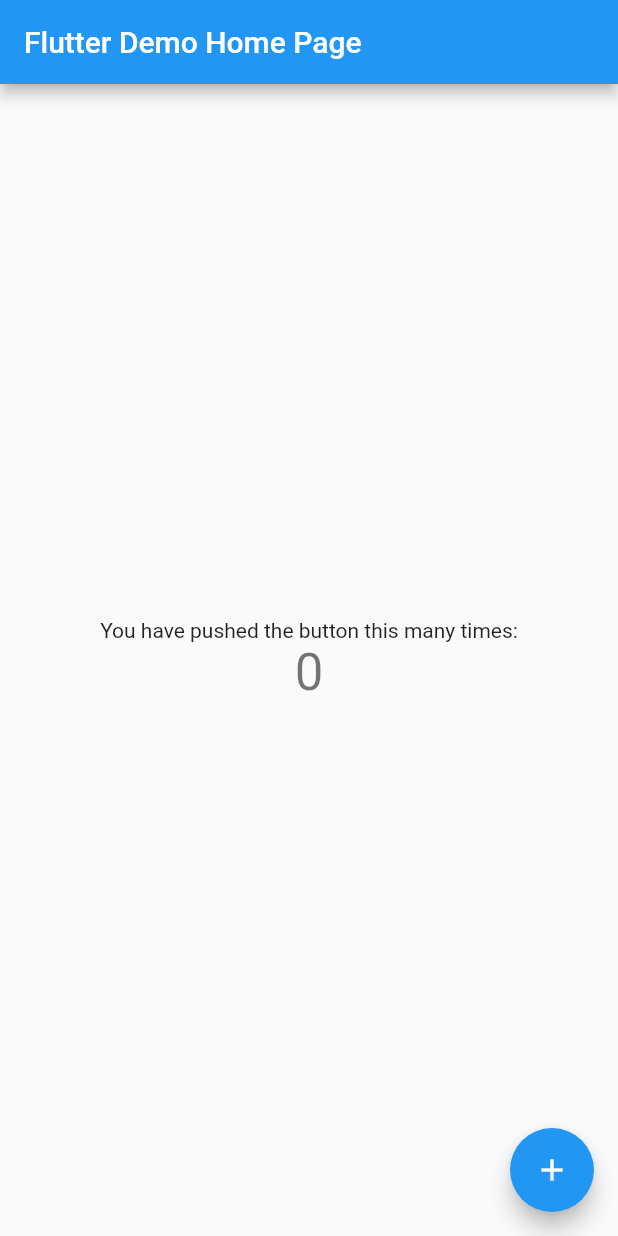
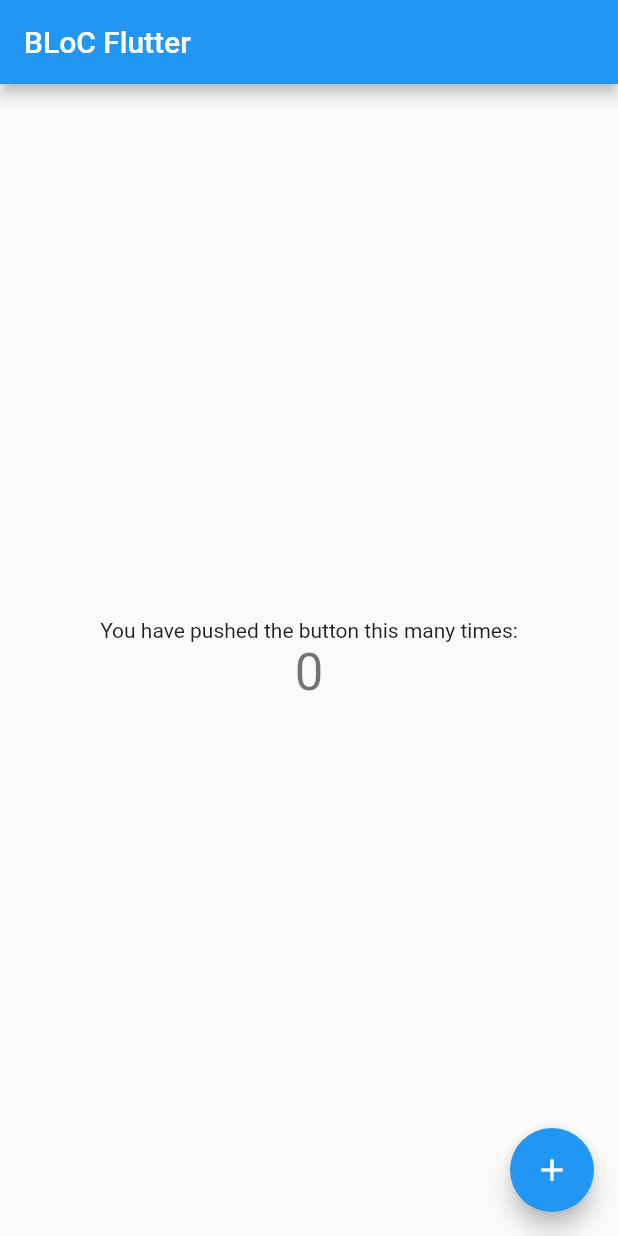
Before and after one commit to darryllaeria/bloc_flutter, a Flutter app: the screen it shows after launch, on a phone screen of 412 x 824 dp. Run offline on Flutter 3.47's test engine with Material 2 defaults, Android fonts, the phone set to English and light mode, and no system bars.

Commit message:
Rename app

```diff
--- a/lib/main.dart
+++ b/lib/main.dart
@@ -9,7 +9,7 @@ class MyApp extends StatelessWidget {
   @override
   Widget build(BuildContext context) {
     return MaterialApp(
-      title: 'Flutter Demo',
+      title: 'BLoC Flutter',
       theme: ThemeData(
         // This is the theme of your application.
         //
@@ -22,7 +22,7 @@ class MyApp extends StatelessWidget {
         // is not restarted.
         primarySwatch: Colors.blue,
       ),
-      home: MyHomePage(title: 'Flutter Demo Home Page'),
+      home: MyHomePage(title: 'BLoC Flutter'),
     );
   }
 }
```
Also changed, not shown: 5 other files.
